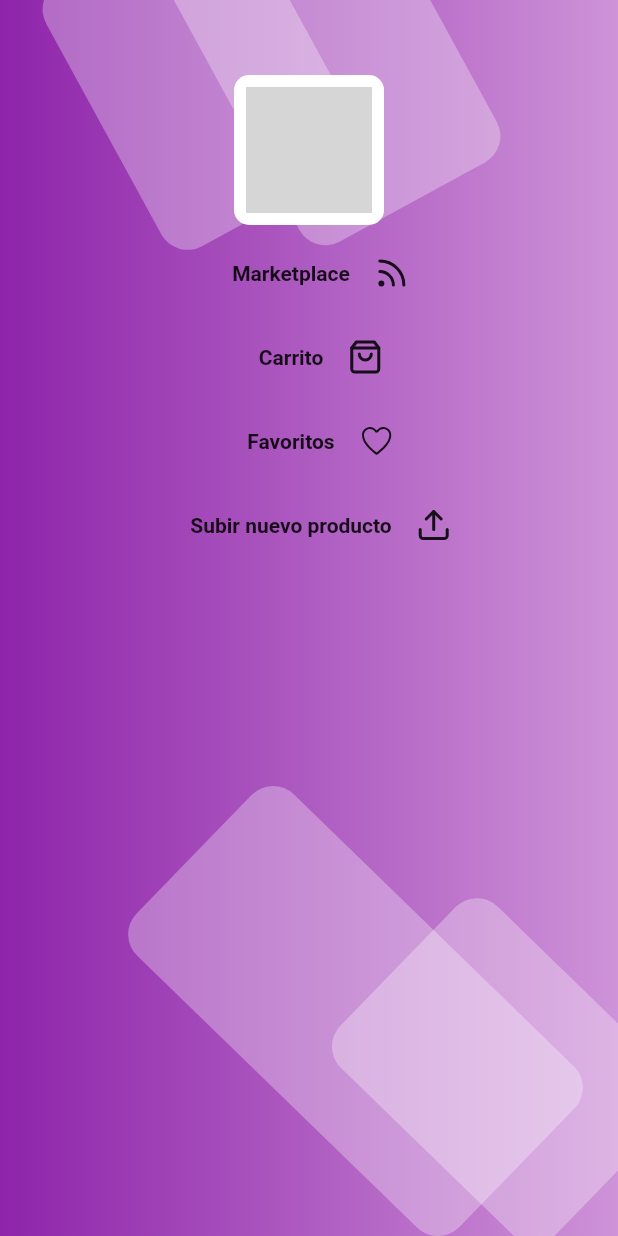
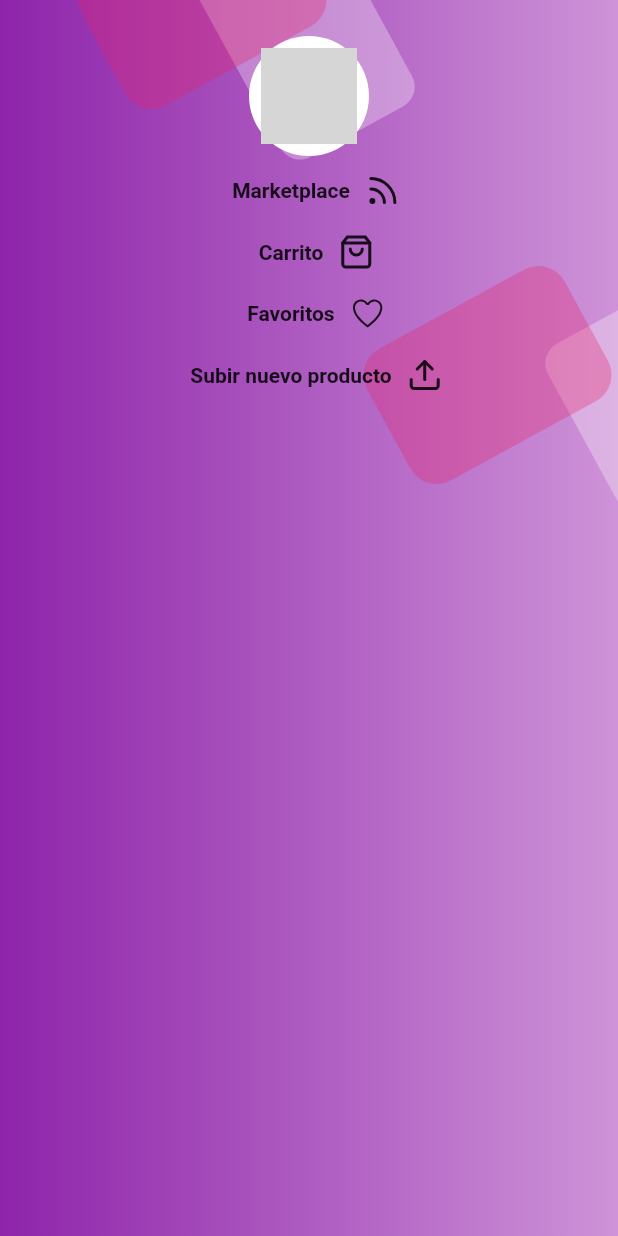
Before and after one commit to nvalfre/la-boutique-de-ays, a Flutter app: the BackLayerMenu widget shown alone on an empty page, opened directly, on a phone screen of 412 x 824 dp. Run offline on Flutter 3.47's test engine with Material 2 defaults, Android fonts, the phone set to English and light mode, and no system bars; our stand-ins replace backdrop, badges, cached_network_image, carousel_pro, cloud_firestore, firebase_auth and 10 more; missing offline and left inert: list_tile_switch; accounts and stored records are empty; network calls fail; grey boxes are pictures that could not be loaded.

Commit message:
some view changes

```diff
--- a/lib/screens/cart/cart.dart
+++ b/lib/screens/cart/cart.dart
@@ -2,7 +2,6 @@ import 'package:la_boutique_de_a_y_s_app/consts/colors.dart';
 import 'package:la_boutique_de_a_y_s_app/consts/my_icons.dart';
 import 'package:la_boutique_de_a_y_s_app/provider/cart_provider.dart';
 import 'package:la_boutique_de_a_y_s_app/services/global_method.dart';
-import 'package:la_boutique_de_a_y_s_app/services/payment.dart';
 import 'package:cloud_firestore/cloud_firestore.dart';
 import 'package:firebase_auth/firebase_auth.dart';
 import 'package:firebase_core/firebase_core.dart';
@@ -27,7 +26,6 @@ class _CartScreenState extends State<CartScreen> {
   void initState() {
     // TODO: implement initState
     super.initState();
-    StripeService.init();
   }
 
   var response;
@@ -35,8 +33,6 @@ class _CartScreenState extends State<CartScreen> {
     ProgressDialog dialog = ProgressDialog(context);
     dialog.style(message: 'Please wait...');
     await dialog.show();
-    response = await StripeService.payWithNewCard(
-        currency: 'USD', amount: amount.toString());
     await dialog.hide();
     print('response : ${response.success}');
     Scaffold.of(context).showSnackBar(SnackBar(
--- a/lib/screens/home.dart
+++ b/lib/screens/home.dart
@@ -40,7 +40,7 @@ class _HomeState extends State<Home> {
     return Scaffold(
       body: BackdropScaffold(
         frontLayerBackgroundColor: Theme.of(context).scaffoldBackgroundColor,
-        headerHeight: MediaQuery.of(context).size.height * 0.25,
+        headerHeight: MediaQuery.of(context).size.height * 0.40,
         appBar: BackdropAppBar(
           title: Center(child: Text('La boutique de AyS')),
           leading: BackdropToggleButton(icon: AnimatedIcons.home_menu),
--- a/lib/widget/backlayer.dart
+++ b/lib/widget/backlayer.dart
@@ -31,26 +31,11 @@ class BackLayerMenu extends StatelessWidget {
             angle: -0.5,
             child: Container(
               decoration: BoxDecoration(
-                borderRadius: BorderRadius.circular(20.0),
-                color: Colors.white.withOpacity(0.3),
+                borderRadius: BorderRadius.circular(15.0),
+                color: Colors.white54.withOpacity(0.3),
               ),
-              width: 150,
-              height: 250,
-            ),
-          ),
-        ),
-        Positioned(
-          bottom: 0.0,
-          right: 100.0,
-          child: Transform.rotate(
-            angle: -0.8,
-            child: Container(
-              decoration: BoxDecoration(
-                borderRadius: BorderRadius.circular(20.0),
-                color: Colors.white.withOpacity(0.3),
-              ),
-              width: 150,
-              height: 300,
+              width: 100,
+              height: 200,
             ),
           ),
         ),
@@ -62,31 +47,46 @@ class BackLayerMenu extends StatelessWidget {
             child: Container(
               decoration: BoxDecoration(
                 borderRadius: BorderRadius.circular(20.0),
-                color: Colors.white.withOpacity(0.3),
+                color: Colors.pink.withOpacity(0.3),
               ),
               width: 150,
+              height: 100,
+            ),
+          ),
+        ),
+        Positioned(
+          top: 200.0,
+          left: 400.0,
+          child: Transform.rotate(
+            angle: -0.5,
+            child: Container(
+              decoration: BoxDecoration(
+                borderRadius: BorderRadius.circular(15.0),
+                color: Colors.white54.withOpacity(0.3),
+              ),
+              width: 100,
               height: 200,
             ),
           ),
         ),
         Positioned(
-          bottom: 10.0,
-          right: 0.0,
+          top: 200.0,
+          left: 250.0,
           child: Transform.rotate(
-            angle: -0.8,
+            angle: -0.5,
             child: Container(
               decoration: BoxDecoration(
                 borderRadius: BorderRadius.circular(20.0),
-                color: Colors.white.withOpacity(0.3),
+                color: Colors.pink.withOpacity(0.3),
               ),
               width: 150,
-              height: 200,
+              height: 100,
             ),
           ),
         ),
         SingleChildScrollView(
           child: Container(
-            margin: EdgeInsets.all(50),
+            margin: EdgeInsets.all(24),
             child: Column(
               mainAxisAlignment: MainAxisAlignment.center,
               crossAxisAlignment: CrossAxisAlignment.stretch,
@@ -94,15 +94,14 @@ class BackLayerMenu extends StatelessWidget {
                 Center(
                   child: Container(
                     padding: const EdgeInsets.all(8.0),
-                    height: 100,
-                    width: 100,
+                    height: 80,
+                    width: 80,
                     decoration: BoxDecoration(
                         color: Theme.of(context).backgroundColor,
-                        borderRadius: BorderRadius.circular(10.0)),
+                        borderRadius: BorderRadius.circular(50.0)),
                     child: Container(
-                      //   clipBehavior: Clip.antiAlias,
                       decoration: BoxDecoration(
-                          borderRadius: BorderRadius.circular(20.0),
+                          borderRadius: BorderRadius.circular(50.0),
                           image: DecorationImage(
                             image: NetworkImage(
                                 'https://cdn1.vectorstock.com/i/thumb-large/62/60/default-avatar-photo-placeholder-profile-image-vector-21666260.jpg'),
@@ -111,19 +110,19 @@ class BackLayerMenu extends StatelessWidget {
                     ),
                   ),
                 ),
-                const SizedBox(height: 8.0),
+                const SizedBox(height: 5.0),
                 content(context, () {
                   navigateTo(context, Marketplace.routeName);
                 }, 'Marketplace', 0),
-                const SizedBox(height: 8.0),
+                const SizedBox(height: 5.0),
                 content(context, () {
                   navigateTo(context, CartScreen.routeName);
                 }, 'Carrito', 1),
-                const SizedBox(height: 8.0),
+                const SizedBox(height: 5.0),
                 content(context, () {
                   navigateTo(context, Marketplace.routeName);
                 }, 'Favoritos', 2),
-                const SizedBox(height: 8.0),
+                const SizedBox(height: 5.0),
                 content(context, () {
                   navigateTo(context, UploadProductForm.routeName);
                 }, 'Subir nuevo producto', 3),
@@ -154,7 +153,7 @@ class BackLayerMenu extends StatelessWidget {
         mainAxisAlignment: MainAxisAlignment.center,
         children: [
           Padding(
-            padding: const EdgeInsets.all(16.0),
+            padding: const EdgeInsets.all(10.0),
             child: Text(
               text,
               style: TextStyle(fontWeight: FontWeight.w700),
```
Also changed, not shown: lib/screens/orders/order.dart (+1 -17 lines), lib/screens/upload_product_form.dart (+4 -4 lines), lib/services/payment.dart (deleted, +0 -79 lines), pubspec.lock, 1 other file.
